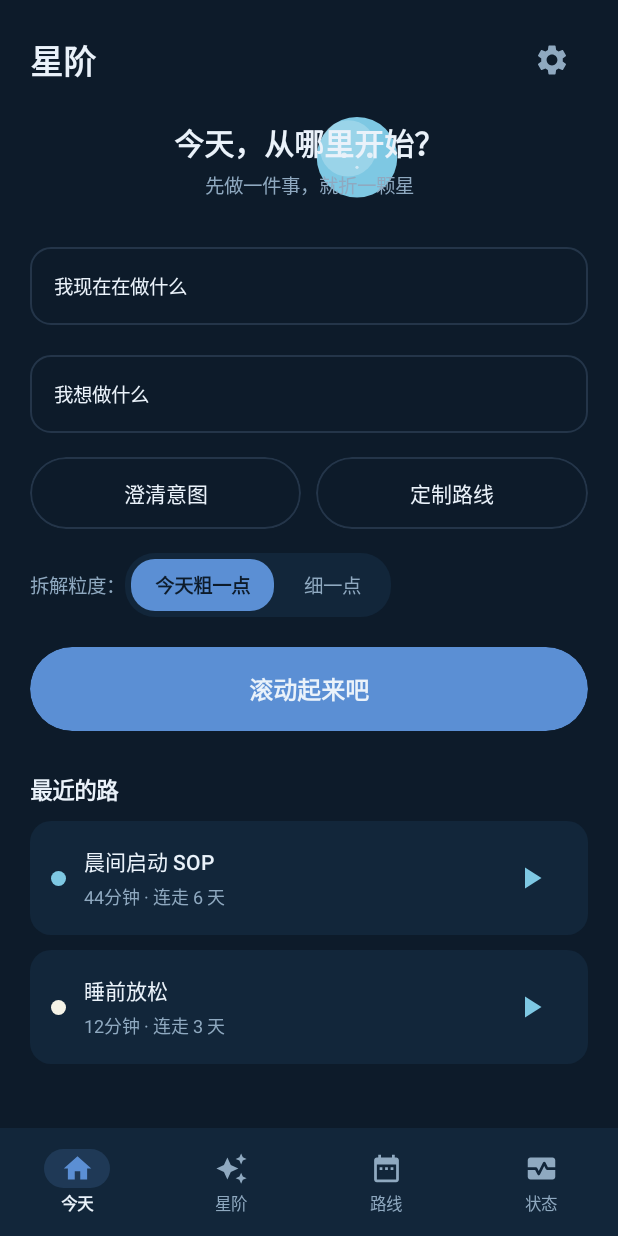
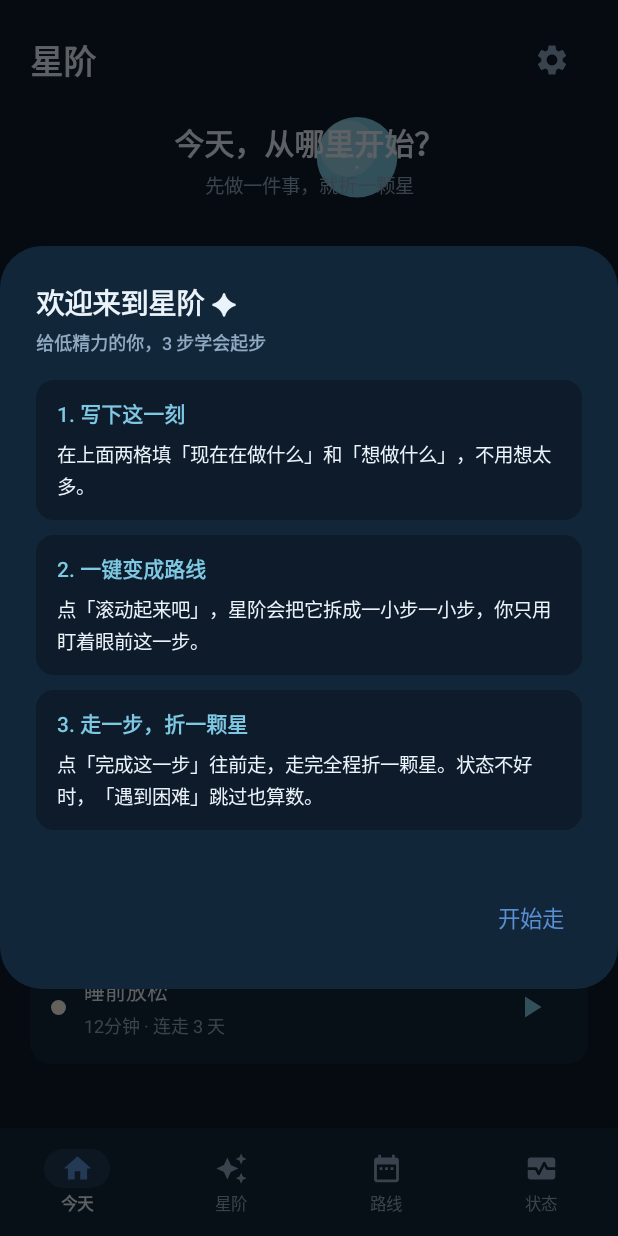
Before and after one commit to WeiFantastic/starstep-android, an Android app built with Jetpack Compose: the screen it shows after launch (MainActivity), on a phone screen of 412 x 824 dp. Run offline under Robolectric (Android 15) with nearby library versions, the phone set to English and light mode, and no system bars.

Commit message:
feat: v0.3.3 首次上手引导/设置使用帮助/更新说明弹窗

```diff
--- a/app/build.gradle.kts
+++ b/app/build.gradle.kts
@@ -13,8 +13,8 @@ android {
         applicationId = "com.starstep.app"
         minSdk = 26
         targetSdk = 35
-        versionCode = 6
-        versionName = "0.3.2"
+        versionCode = 7
+        versionName = "0.3.3"
 
         testInstrumentationRunner = "androidx.test.runner.AndroidJUnitRunner"
         vectorDrawables {
--- a/app/src/main/java/com/starstep/app/data/Model.kt
+++ b/app/src/main/java/com/starstep/app/data/Model.kt
@@ -23,7 +23,9 @@ data class Settings(
     val voiceGuide: Boolean = true,      // 语音引导
     val autoStart: Boolean = true,       // 到点自动开始第一步 / 自动推进
     val reduceMotion: Boolean = false,   // 减少动态效果
-    val granularity: String = "coarse"   // coarse=粗一点(默认) / fine=细一点
+    val granularity: String = "coarse",  // coarse=粗一点(默认) / fine=细一点
+    val hasSeenGuide: Boolean = false,   // 是否看过首次快速上手引导
+    val lastSeenVersionCode: Int = 0     // 上次弹过更新说明的版本号，用于「更新后首次打开只弹一次」
 )
 
 /** 路线（SOP） */
--- /dev/null
+++ b/app/src/main/java/com/starstep/app/ui/components/InfoDialogs.kt
@@ -0,0 +1,132 @@
+package com.starstep.app.ui.components
+
+import androidx.compose.foundation.background
+import androidx.compose.foundation.layout.Column
+import androidx.compose.foundation.layout.Row
+import androidx.compose.foundation.layout.Spacer
+import androidx.compose.foundation.layout.fillMaxWidth
+import androidx.compose.foundation.layout.height
+import androidx.compose.foundation.layout.padding
+import androidx.compose.foundation.rememberScrollState
+import androidx.compose.foundation.shape.RoundedCornerShape
+import androidx.compose.foundation.verticalScroll
+import androidx.compose.material3.AlertDialog
+import androidx.compose.material3.Text
+import androidx.compose.material3.TextButton
+import androidx.compose.runtime.Composable
+import androidx.compose.ui.Modifier
+import androidx.compose.ui.draw.clip
+import androidx.compose.ui.text.font.FontWeight
+import androidx.compose.ui.unit.dp
+import androidx.compose.ui.unit.sp
+import com.starstep.app.ui.theme.Accent
+import com.starstep.app.ui.theme.Ink
+import com.starstep.app.ui.theme.InkSub
+import com.starstep.app.ui.theme.NightBg
+import com.starstep.app.ui.theme.NightSurface
+import com.starstep.app.ui.theme.StarSky
+import com.starstep.app.util.AppContent
+
+/** 首次打开：3 步快速上手引导 */
+@Composable
+fun GuideDialog(onDismiss: () -> Unit) {
+    SectionListDialog(
+        title = "欢迎来到星阶 ✦",
+        subtitle = "给低精力的你，3 步学会起步",
+        sections = AppContent.GUIDE_STEPS,
+        confirmText = "开始走",
+        onDismiss = onDismiss
+    )
+}
+
+/** 设置页：完整使用帮助 */
+@Composable
+fun HelpDialog(onDismiss: () -> Unit) {
+    SectionListDialog(
+        title = "使用帮助",
+        subtitle = "关于星阶，你想知道的都在这里",
+        sections = AppContent.HELP_SECTIONS,
+        confirmText = "知道了",
+        onDismiss = onDismiss
+    )
+}
+
+/** 更新后首次打开 / 设置页回看：最近更新说明 */
+@Composable
+fun WhatsNewDialog(onDismiss: () -> Unit) {
+    AlertDialog(
+        onDismissRequest = onDismiss,
+        containerColor = NightSurface,
+        title = {
+            Column {
+                Text("本次更新 · ${AppContent.WHAT_NEW_VERSION}", color = Ink, fontSize = 18.sp, fontWeight = FontWeight.SemiBold)
+                Spacer(Modifier.height(4.dp))
+                Text("看看这次改了什么", color = InkSub, fontSize = 12.sp)
+            }
+        },
+        text = {
+            Column(Modifier.fillMaxWidth().verticalScroll(rememberScrollState())) {
+                AppContent.WHAT_NEW_ITEMS.forEach { item ->
+                    Row(
+                        modifier = Modifier
+                            .fillMaxWidth()
+                            .clip(RoundedCornerShape(12.dp))
+                            .background(NightBg)
+                            .padding(horizontal = 14.dp, vertical = 12.dp)
+                    ) {
+                        Text("✦  $item", color = Ink, fontSize = 14.sp, lineHeight = 22.sp)
+                    }
+                    Spacer(Modifier.height(10.dp))
+                }
+            }
+        },
+        confirmButton = {
+            TextButton(onClick = onDismiss) { Text("知道了", color = Accent) }
+        }
+    )
+}
+
+/** 通用：标题 + 副标题 + 若干「小标题 / 说明」条目的弹窗 */
+@Composable
+private fun SectionListDialog(
+    title: String,
+    subtitle: String,
+    sections: List<Pair<String, String>>,
+    confirmText: String,
+    onDismiss: () -> Unit
+) {
+    AlertDialog(
+        onDismissRequest = onDismiss,
+        containerColor = NightSurface,
+        title = {
+            Column {
+                Text(title, color = Ink, fontSize = 19.sp, fontWeight = FontWeight.Bold)
+                Spacer(Modifier.height(4.dp))
+                Text(subtitle, color = InkSub, fontSize = 12.sp)
+            }
+        },
+        text = {
+            Column(Modifier.fillMaxWidth().verticalScroll(rememberScrollState())) {
+                sections.forEachIndexed { index, (heading, body) ->
+                    Row(
+                        modifier = Modifier
+                            .fillMaxWidth()
+                            .clip(RoundedCornerShape(12.dp))
+                            .background(NightBg)
+                            .padding(horizontal = 14.dp, vertical = 12.dp)
+                    ) {
+                        Column {
+                            Text("${index + 1}. $heading", color = StarSky, fontSize = 14.sp, fontWeight = FontWeight.SemiBold)
+                            Spacer(Modifier.height(6.dp))
+                            Text(body, color = Ink, fontSize = 13.sp, lineHeight = 21.sp)
+                        }
+                    }
+                    Spacer(Modifier.height(10.dp))
+                }
+            }
+        },
+        confirmButton = {
+            TextButton(onClick = onDismiss) { Text(confirmText, color = Accent) }
+        }
+    )
+}
--- a/app/src/main/java/com/starstep/app/ui/navigation/AppNavigation.kt
+++ b/app/src/main/java/com/starstep/app/ui/navigation/AppNavigation.kt
@@ -26,7 +26,10 @@ import androidx.navigation.compose.currentBackStackEntryAsState
 import androidx.navigation.compose.rememberNavController
 import androidx.navigation.navArgument
 import com.starstep.app.ui.components.BottomTabBar
+import com.starstep.app.ui.components.GuideDialog
+import com.starstep.app.ui.components.HelpDialog
 import com.starstep.app.ui.components.ToastHost
+import com.starstep.app.ui.components.WhatsNewDialog
 import com.starstep.app.ui.theme.Deep
 import com.starstep.app.ui.theme.Ink
 import com.starstep.app.ui.screens.*
@@ -59,6 +62,9 @@ fun AppNavigation(vm: StarStepViewModel = viewModel()) {
     val state by vm.state.collectAsState()
     val event by vm.event.collectAsState()
     val update by vm.update.collectAsState()
+    val showGuide by vm.showGuide.collectAsState()
+    val showWhatsNew by vm.showWhatsNew.collectAsState()
+    val showHelp by vm.showHelp.collectAsState()
     val context = LocalContext.current
     val tts = remember { TtsHelper(context) }
     val snackbarHostState = remember { SnackbarHostState() }
@@ -93,8 +99,8 @@ fun AppNavigation(vm: StarStepViewModel = viewModel()) {
     }
     val appState = state!!
 
-    // 发现新版本时的提示弹窗（静默检查结果，无更新时不显示）
-    if (update != null) {
+    // 发现新版本时的提示弹窗（静默检查结果，无更新时不显示；说明类弹窗打开时让位，避免叠加）
+    if (update != null && !showGuide && !showWhatsNew && !showHelp) {
         val info = update!!
         AlertDialog(
             onDismissRequest = { if (!info.forceUpdate) vm.dismissUpdate() },
@@ -115,6 +121,13 @@ fun AppNavigation(vm: StarStepViewModel = viewModel()) {
                 TextButton(onClick = { vm.dismissUpdate() }) { androidx.compose.material3.Text("稍后") }
             }
         )
+    }
+
+    // 说明类弹窗：优先级 首次引导 > 更新说明 > 使用帮助，同一时刻只显示一个，避免叠加
+    when {
+        showGuide -> GuideDialog(onDismiss = { vm.dismissGuide() })
+        showWhatsNew -> WhatsNewDialog(onDismiss = { vm.dismissWhatsNew() })
+        showHelp -> HelpDialog(onDismiss = { vm.dismissHelp() })
     }
 
     Scaffold(
--- a/app/src/main/java/com/starstep/app/ui/screens/SettingsScreen.kt
+++ b/app/src/main/java/com/starstep/app/ui/screens/SettingsScreen.kt
@@ -52,8 +52,12 @@ fun SettingsScreen(state: AppState, vm: StarStepViewModel, onBack: () -> Unit) {
         ToggleRow("减少动态效果", "折星与展开动画降级为淡入", state.settings.reduceMotion, { vm.toggleReduceMotion() })
 
         Spacer(Modifier.height(8.dp))
+        // 使用帮助：随时回看完整说明
+        ClickRow("使用帮助", "快速上手与功能说明", onClick = { vm.openHelp() })
         // 检查更新：手动触发，结果由 ViewModel 的 update 状态驱动弹窗
         ClickRow("检查更新", "查看是否有新版本", onClick = { vm.checkUpdate() })
+        // 最近的更新说明：回看本次版本改动
+        ClickRow("最近的更新说明", "看看这次更新了什么", onClick = { vm.openWhatsNew() })
         // 意见反馈：拉起 QQ；未安装 QQ 时回退到复制号码提示
         ClickRow("意见反馈", "QQ ${UpdateChecker.FEEDBACK_QQ} · 欢迎吐槽与建议", onClick = {
             vm.openUrl(UpdateChecker.FEEDBACK_URL)
--- /dev/null
+++ b/app/src/main/java/com/starstep/app/util/AppContent.kt
@@ -0,0 +1,35 @@
+package com.starstep.app.util
+
+/**
+ * 内置说明文案：首次上手引导、使用帮助、最近更新说明。
+ * 全部写死在包内，离线也能弹出，不依赖 version.json 或网络。
+ */
+object AppContent {
+
+    /** 首次打开快速上手：3 步，短句，降低阅读负担 */
+    val GUIDE_STEPS: List<Pair<String, String>> = listOf(
+        "写下这一刻" to "在上面两格填「现在在做什么」和「想做什么」，不用想太多。",
+        "一键变成路线" to "点「滚动起来吧」，星阶会把它拆成一小步一小步，你只用盯着眼前这一步。",
+        "走一步，折一颗星" to "点「完成这一步」往前走，走完全程折一颗星。状态不好时，「遇到困难」跳过也算数。"
+    )
+
+    /** 完整使用说明：设置页「使用帮助」弹出 */
+    val HELP_SECTIONS: List<Pair<String, String>> = listOf(
+        "怎么开始" to "首页填现状和目标，点「滚动起来吧」直接开走；点「定制路线」可先看再走。两个框都填上，路线才准。",
+        "执行中" to "屏幕只显示当前一步。完成或跳过都推进、都加行动力；计时可暂停，语音可在工具栏开关，随手可「记状态」。",
+        "折星与回执" to "走完全程折成一颗星，落在星阶墙。点星星展开回执，点「当时写的」可随时补写或改那句话。",
+        "精力与节奏" to "底部「状态」页记录精力，洞察卡会按你的真实记录告诉你高能时段，记录越多越准。",
+        "你的掌控" to "语音、自动开始、动画都能在设置里关；没有排名、没有连胜清零，慢一点也没关系。"
+    )
+
+    /**
+     * 最近一次更新说明。
+     * 每次发版手动更新这里 + version.json 的 changelog，保持两处一致。
+     */
+    const val WHAT_NEW_VERSION = "v0.3.3"
+    val WHAT_NEW_ITEMS: List<String> = listOf(
+        "首次打开有 3 步快速上手引导，设置里可随时再看使用帮助",
+        "每次更新后首次打开会弹出本次更新说明，设置里也能回看",
+        "回执页可补写留言；旧数据启动崩溃、完成页卡死等问题已修复"
+    )
+}
--- a/app/src/main/java/com/starstep/app/viewmodel/StarStepViewModel.kt
+++ b/app/src/main/java/com/starstep/app/viewmodel/StarStepViewModel.kt
@@ -42,13 +42,62 @@ class StarStepViewModel(app: Application) : AndroidViewModel(app) {
     private val _update = MutableStateFlow<UpdateInfo?>(null)
     val update: StateFlow<UpdateInfo?> = _update.asStateFlow()
 
+    // 说明类弹窗：首次引导 / 更新说明 / 使用帮助。由界面顶层统一观察。
+    private val _showGuide = MutableStateFlow(false)
+    val showGuide: StateFlow<Boolean> = _showGuide.asStateFlow()
+    private val _showWhatsNew = MutableStateFlow(false)
+    val showWhatsNew: StateFlow<Boolean> = _showWhatsNew.asStateFlow()
+    private val _showHelp = MutableStateFlow(false)
+    val showHelp: StateFlow<Boolean> = _showHelp.asStateFlow()
+    // 首帧引导判定只做一次，避免 state 每次刷新都重弹
+    private var onboardingChecked = false
+
     init {
         viewModelScope.launch {
-            repo.state.collect { _state.value = it }
+            repo.state.collect { st ->
+                _state.value = st
+                // 状态首次就绪后判定该弹哪个：首次引导优先，其次是「本次版本更新后首次打开」
+                if (!onboardingChecked) {
+                    onboardingChecked = true
+                    if (!st.settings.hasSeenGuide) {
+                        _showGuide.value = true
+                    } else if (st.settings.lastSeenVersionCode < BuildConfig.VERSION_CODE) {
+                        _showWhatsNew.value = true
+                    }
+                }
+            }
         }
         // 启动静默检查一次（失败自动忽略，不打扰用户）
         checkUpdate()
     }
+
+    // ---------- 说明类弹窗 ----------
+
+    /** 关闭首次引导：记录已看过 + 当前版本号，避免新用户下次启动误弹更新说明 */
+    fun dismissGuide() {
+        _showGuide.value = false
+        update {
+            it.copy(
+                settings = it.settings.copy(
+                    hasSeenGuide = true,
+                    lastSeenVersionCode = BuildConfig.VERSION_CODE
+                )
+            )
+        }
+    }
+
+    /** 关闭更新说明：记录当前版本号，保证「每个版本更新后只弹一次」 */
+    fun dismissWhatsNew() {
+        _showWhatsNew.value = false
+        update { st -> st.copy(settings = st.settings.copy(lastSeenVersionCode = BuildConfig.VERSION_CODE)) }
+    }
+
+    /** 设置页手动打开使用帮助（可重复） */
+    fun openHelp() { _showHelp.value = true }
+    fun dismissHelp() { _showHelp.value = false }
+
+    /** 设置页手动打开最近更新说明（可重复打开，不改变已读版本号） */
+    fun openWhatsNew() { _showWhatsNew.value = true }
 
     /** 检查新版本。静默容错：失败不提示、不报错 */
     fun checkUpdate() {
```
Also changed, not shown: 3 other files.
